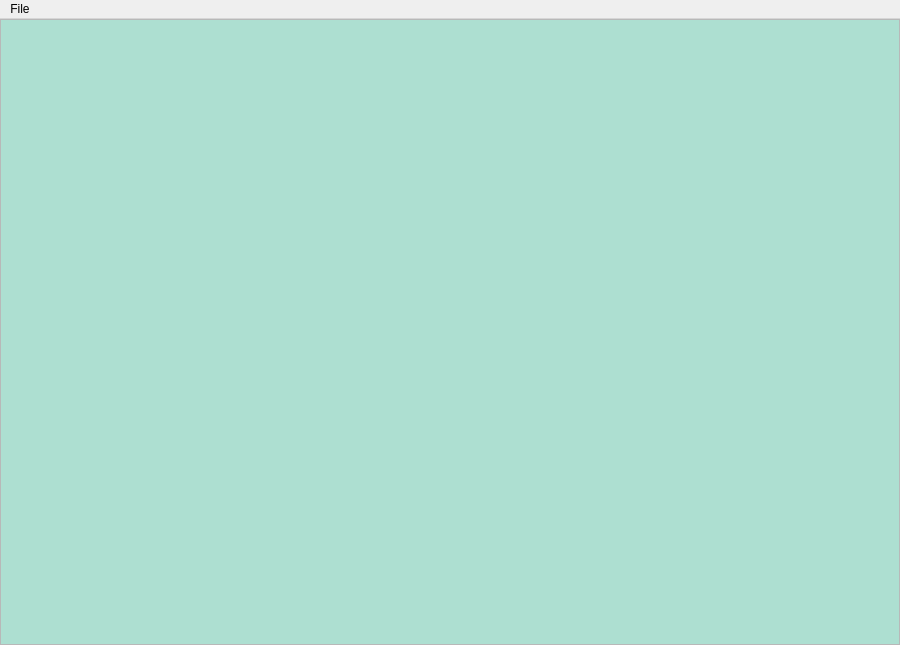
alexyarikov/SimpleJsonViewer, file SimpleJsonViewer/SimpleJsonViewer.ui: the form before one commit.
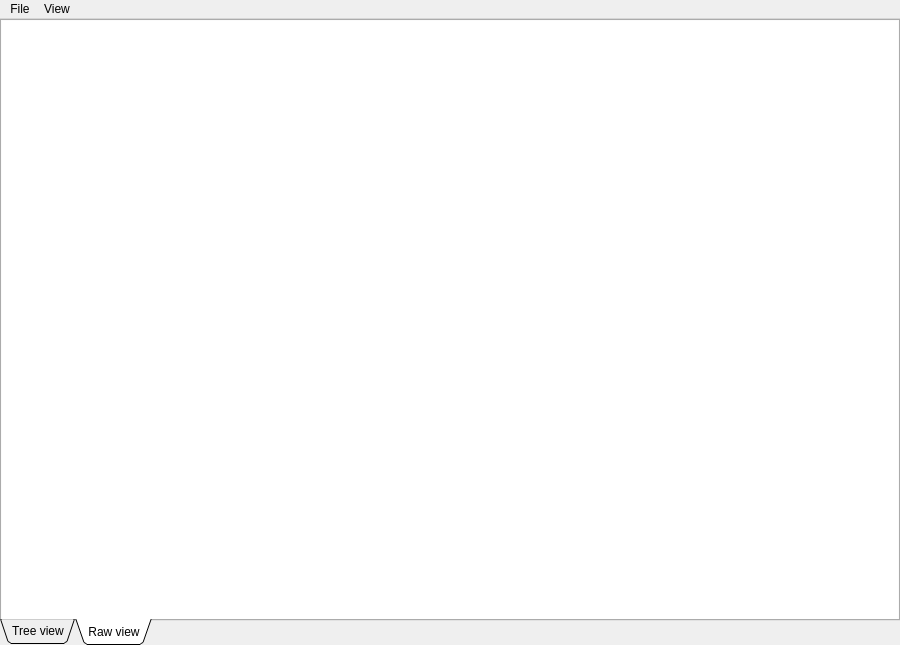
The form after the commit. The open tabs and pages were chosen to show the change.

Commit message: use QSettings instead of QFile; raw view + formatted raw view implemented

Diff of the .ui file:
```diff
--- a/SimpleJsonViewer/SimpleJsonViewer.ui
+++ b/SimpleJsonViewer/SimpleJsonViewer.ui
@@ -14,7 +14,7 @@
    <string>SimpleJsonViewer</string>
   </property>
   <widget class="QWidget" name="centralWidget">
-   <layout class="QGridLayout" name="gridLayout">
+   <layout class="QHBoxLayout" name="horizontalLayout">
     <property name="leftMargin">
      <number>0</number>
     </property>
@@ -27,60 +27,96 @@
     <property name="bottomMargin">
      <number>0</number>
     </property>
-    <property name="spacing">
-     <number>0</number>
-    </property>
-    <item row="0" column="0">
-     <widget class="QTreeView" name="tvJSON">
-      <property name="palette">
-       <palette>
-        <active>
-         <colorrole role="Base">
-          <brush brushstyle="SolidPattern">
-           <color alpha="255">
-            <red>173</red>
-            <green>223</green>
-            <blue>209</blue>
-           </color>
-          </brush>
-         </colorrole>
-        </active>
-        <inactive>
-         <colorrole role="Base">
-          <brush brushstyle="SolidPattern">
-           <color alpha="255">
-            <red>173</red>
-            <green>223</green>
-            <blue>209</blue>
-           </color>
-          </brush>
-         </colorrole>
-        </inactive>
-        <disabled>
-         <colorrole role="Base">
-          <brush brushstyle="SolidPattern">
-           <color alpha="255">
-            <red>240</red>
-            <green>240</green>
-            <blue>240</blue>
-           </color>
-          </brush>
-         </colorrole>
-        </disabled>
-       </palette>
+    <item>
+     <widget class="QTabWidget" name="tabWidget">
+      <property name="tabPosition">
+       <enum>QTabWidget::South</enum>
       </property>
-      <property name="lineWidth">
+      <property name="tabShape">
+       <enum>QTabWidget::Triangular</enum>
+      </property>
+      <property name="currentIndex">
        <number>0</number>
       </property>
-      <property name="editTriggers">
-       <set>QAbstractItemView::NoEditTriggers</set>
-      </property>
-      <property name="alternatingRowColors">
+      <property name="documentMode">
        <bool>false</bool>
       </property>
-      <attribute name="headerVisible">
-       <bool>false</bool>
-      </attribute>
+      <widget class="QWidget" name="tabTreeView">
+       <attribute name="title">
+        <string>Tree view</string>
+       </attribute>
+       <layout class="QGridLayout" name="gridLayout">
+        <property name="leftMargin">
+         <number>0</number>
+        </property>
+        <property name="topMargin">
+         <number>0</number>
+        </property>
+        <property name="rightMargin">
+         <number>0</number>
+        </property>
+        <property name="bottomMargin">
+         <number>0</number>
+        </property>
+        <item row="0" column="0">
+         <widget class="QTreeView" name="tvJson">
+          <property name="frameShape">
+           <enum>QFrame::NoFrame</enum>
+          </property>
+          <property name="lineWidth">
+           <number>0</number>
+          </property>
+          <property name="editTriggers">
+           <set>QAbstractItemView::NoEditTriggers</set>
+          </property>
+          <property name="alternatingRowColors">
+           <bool>false</bool>
+          </property>
+          <attribute name="headerVisible">
+           <bool>false</bool>
+          </attribute>
+         </widget>
+        </item>
+       </layout>
+      </widget>
+      <widget class="QWidget" name="tabRawView">
+       <attribute name="title">
+        <string>Raw view</string>
+       </attribute>
+       <layout class="QGridLayout" name="gridLayout_2">
+        <property name="leftMargin">
+         <number>0</number>
+        </property>
+        <property name="topMargin">
+         <number>0</number>
+        </property>
+        <property name="rightMargin">
+         <number>0</number>
+        </property>
+        <property name="bottomMargin">
+         <number>0</number>
+        </property>
+        <item row="0" column="0">
+         <widget class="QPlainTextEdit" name="teJson">
+          <property name="frameShape">
+           <enum>QFrame::NoFrame</enum>
+          </property>
+          <property name="undoRedoEnabled">
+           <bool>false</bool>
+          </property>
+          <property name="lineWrapMode">
+           <enum>QPlainTextEdit::NoWrap</enum>
+          </property>
+          <property name="readOnly">
+           <bool>true</bool>
+          </property>
+          <property name="textInteractionFlags">
+           <set>Qt::TextSelectableByMouse</set>
+          </property>
+         </widget>
+        </item>
+       </layout>
+      </widget>
      </widget>
     </item>
    </layout>
@@ -104,7 +140,14 @@
     <addaction name="separator"/>
     <addaction name="actionExit"/>
    </widget>
+   <widget class="QMenu" name="menuView">
+    <property name="title">
+     <string>View</string>
+    </property>
+    <addaction name="actionFormat"/>
+   </widget>
    <addaction name="menuFile"/>
+   <addaction name="menuView"/>
   </widget>
   <action name="actionOpen">
    <property name="text">
```
Left out of the diff: 14 changed lines with no effect on the pictures. The commit also changes 5 other files.
